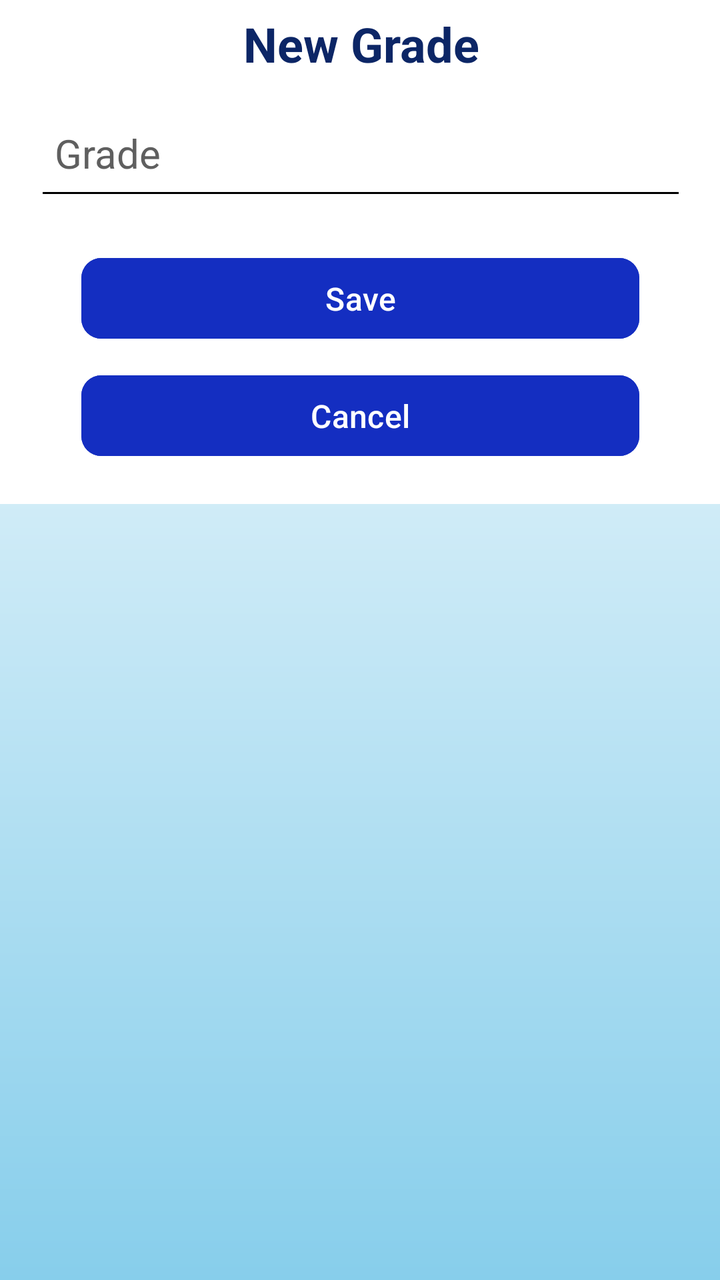
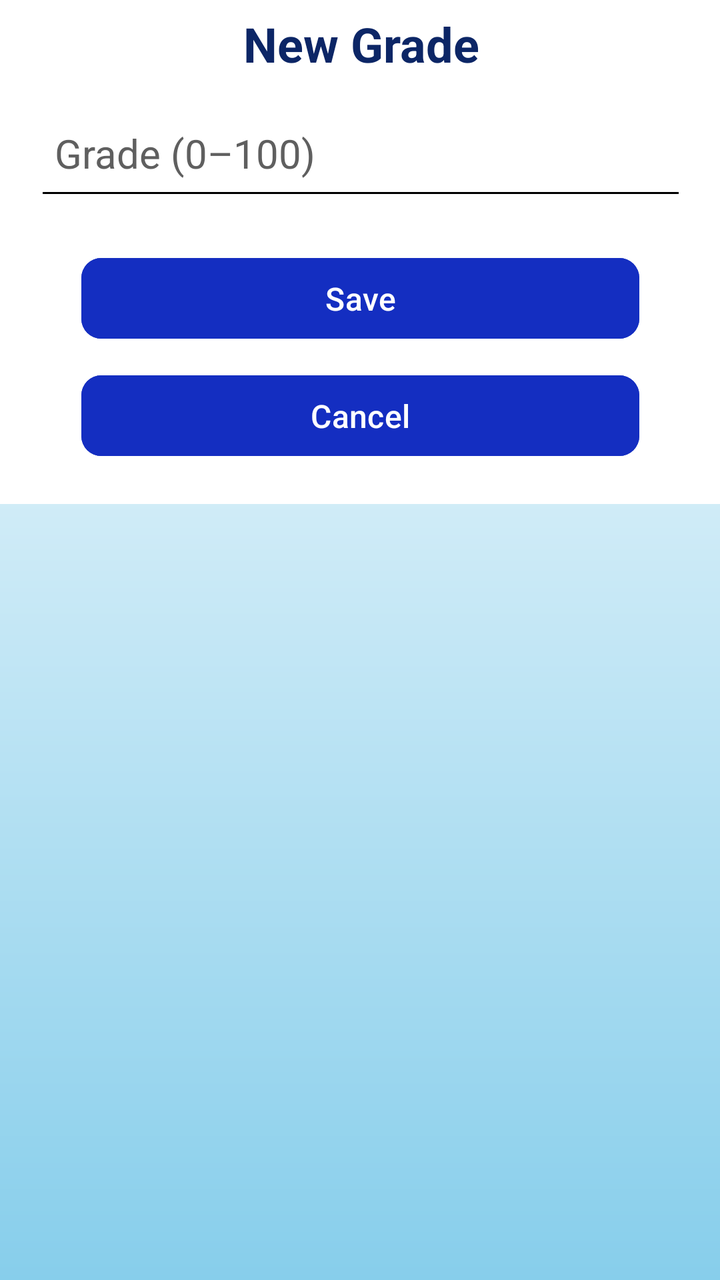

Compare the two renders of this Android layout. The source of the first and the diff that turns it into the second are given below.
<!-- AndroidManifest.xml: application theme Theme.Zone -->
<!-- res/layout/add_grade_popup.xml -->
<?xml version="1.0" encoding="utf-8"?>
<androidx.constraintlayout.widget.ConstraintLayout xmlns:android="http://schemas.android.com/apk/res/android"
    xmlns:app="http://schemas.android.com/apk/res-auto"
    xmlns:tools="http://schemas.android.com/tools"
    android:layout_width="match_parent"
    android:layout_height="match_parent">

    <LinearLayout
        android:id="@+id/TextView"
        android:layout_width="384dp"
        android:layout_height="251dp"
        android:layout_marginTop="1dp"
        android:background="@color/white"
        android:orientation="vertical"
        app:layout_constraintEnd_toEndOf="parent"
        app:layout_constraintStart_toStartOf="parent"
        app:layout_constraintTop_toTopOf="parent">

        <TextView
            android:id="@+id/textView2"
            android:layout_width="match_parent"
            android:layout_height="42dp"
            android:gravity="center"
            android:text="New Grade"
            android:textColor="#0C2666"
            android:textSize="24sp"
            android:textStyle="bold" />

        <EditText
            android:id="@+id/gradeEditText"
            android:layout_width="326dp"
            android:layout_height="57dp"
            android:layout_gravity="center"
            android:layout_marginTop="5dp"
            android:backgroundTint="#000000"
            android:ems="10"
            android:hint="Grade"
            android:inputType="number|numberDecimal"
            android:padding="10dp"
            android:textColorHint="#5F5F5F"
            android:textSize="20sp" />

        <LinearLayout
            android:id="@+id/layou"
            android:layout_width="319dp"
            android:layout_height="match_parent"
            android:layout_gravity="center"
            android:orientation="vertical"
            android:padding="20dp">

            <Button
                android:id="@+id/buttonSave"
                android:layout_width="match_parent"
                android:layout_height="wrap_content"
                android:layout_gravity="center"
                android:layout_weight="1"
                android:backgroundTint="#142EC1"
                android:gravity="center"
                android:text="Save"
                android:textColor="#FFFFFF"
                android:textSize="16sp"
                app:cornerRadius="10dp" />

            <View
                android:layout_width="0dp"
                android:layout_height="0dp"
                android:layout_weight="1" />


            <Button
                android:id="@+id/buttonCancel"
                android:layout_width="match_parent"
                android:layout_height="wrap_content"
                android:layout_gravity="center"
                android:layout_marginTop="10dp"
                android:layout_weight="1"
                android:backgroundTint="#142EC1"
                android:text="Cancel"
                android:textColor="#FFFFFF"
                android:textSize="16sp"
                app:cornerRadius="10dp" />
        </LinearLayout>
    </LinearLayout>
</androidx.constraintlayout.widget.ConstraintLayout>
<!-- resources referenced by this layout -->
<resources>
  <color name="white">#FFFFFFFF</color>
  <style name="Theme.Zone" parent="Base.Theme.Zone" />
  <style name="Base.Theme.Zone" parent="Theme.Material3.Light">
          <item name="colorPrimary">@color/zone_primary</item>
          <item name="colorOnPrimary">@color/white</item>
          <item name="colorSecondary">@color/zone_heart</item>
          <item name="colorSurface">@color/white</item>
          <item name="colorSurfaceContainer">@color/zone_surface</item>
          <item name="colorOnSurface">@color/zone_text_primary</item>
          <item name="android:colorAccent">@color/zone_primary</item>
          <item name="android:textColorPrimary">@color/zone_text_primary</item>
          <item name="android:textColorSecondary">@color/zone_text_secondary</item>
          <item name="android:navigationBarColor">@color/white</item>
          <item name="android:statusBarColor">@color/zone_primary</item>
          <item name="android:windowLightStatusBar">false</item>
          <item name="android:windowBackground">@drawable/background_gradient</item>
          <item name="actionBarStyle">@style/Widget.Zone.ActionBar</item>
      </style>
  <color name="zone_primary">#6750A4</color>
  <color name="zone_heart">#D8325A</color>
  <color name="zone_surface">#FFF1F4</color>
  <color name="zone_text_primary">#231F22</color>
  <color name="zone_text_secondary">#655D62</color>
  <!-- drawable background_gradient (drawable) -->
  <?xml version="1.0" encoding="utf-8"?>
  <shape xmlns:android="http://schemas.android.com/apk/res/android"
      android:shape="rectangle">
      <gradient
          android:startColor="@color/white"
          android:endColor="@color/sky_blue"
          android:angle="270" />
  </shape>
  <style name="Widget.Zone.ActionBar" parent="Widget.AppCompat.ActionBar">
          <item name="background">@android:color/transparent</item>
          <item name="elevation">0dp</item>
      </style>
  <color name="sky_blue">#87CEEB</color>
</resources>

<!-- the commit's change to res/layout/add_grade_popup.xml (unified diff, before → after) -->
@@ -33,9 +33,11 @@
             android:layout_gravity="center"
             android:layout_marginTop="5dp"
             android:backgroundTint="#000000"
+            android:digits="0123456789."
             android:ems="10"
-            android:hint="Grade"
+            android:hint="Grade (0–100)"
             android:inputType="number|numberDecimal"
+            android:maxLength="6"
             android:padding="10dp"
             android:textColorHint="#5F5F5F"
             android:textSize="20sp" />
